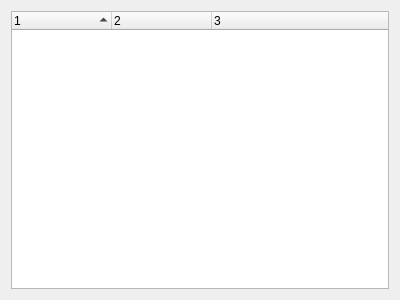
Before: the Qt Designer form src/GuiShareNetwork.ui in hwgao/beebeep, drawn with Qt 5.
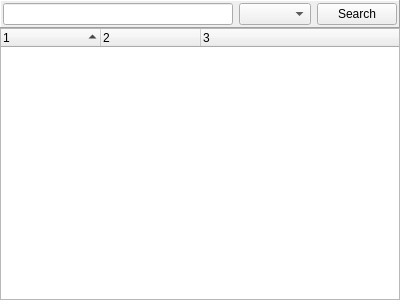
After: the same form once the commit is applied.

Patch:
```diff
--- a/src/GuiShareNetwork.ui
+++ b/src/GuiShareNetwork.ui
@@ -14,7 +14,41 @@
    <string>Form</string>
   </property>
   <layout class="QGridLayout" name="gridLayout">
+   <property name="margin">
+    <number>0</number>
+   </property>
+   <property name="spacing">
+    <number>0</number>
+   </property>
    <item row="0" column="0">
+    <widget class="QFrame" name="frame">
+     <property name="frameShape">
+      <enum>QFrame::Panel</enum>
+     </property>
+     <property name="frameShadow">
+      <enum>QFrame::Raised</enum>
+     </property>
+     <layout class="QHBoxLayout" name="horizontalLayout">
+      <property name="margin">
+       <number>2</number>
+      </property>
+      <item>
+       <widget class="QLineEdit" name="mp_leSearch"/>
+      </item>
+      <item>
+       <widget class="QComboBox" name="mp_comboFileType"/>
+      </item>
+      <item>
+       <widget class="QPushButton" name="mp_pbSearch">
+        <property name="text">
+         <string>Search</string>
+        </property>
+       </widget>
+      </item>
+     </layout>
+    </widget>
+   </item>
+   <item row="1" column="0">
     <widget class="QTreeWidget" name="mp_twShares">
      <property name="sortingEnabled">
       <bool>true</bool>
```
Left out of the diff: 6 changed lines with no effect on the pictures.
